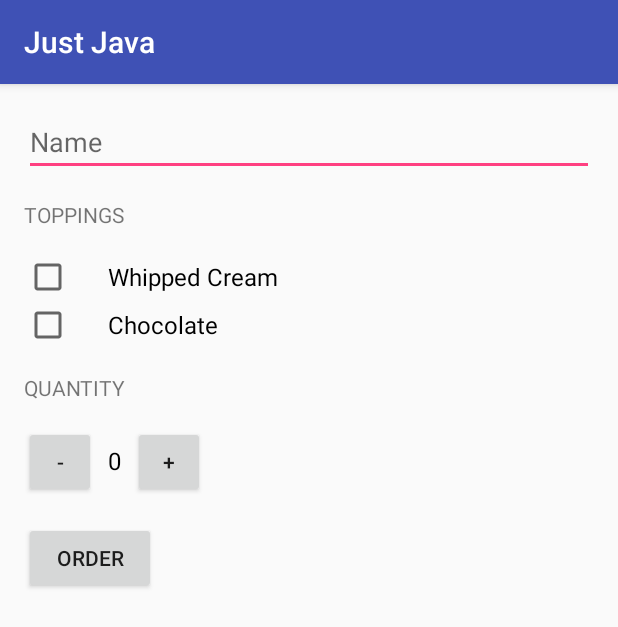
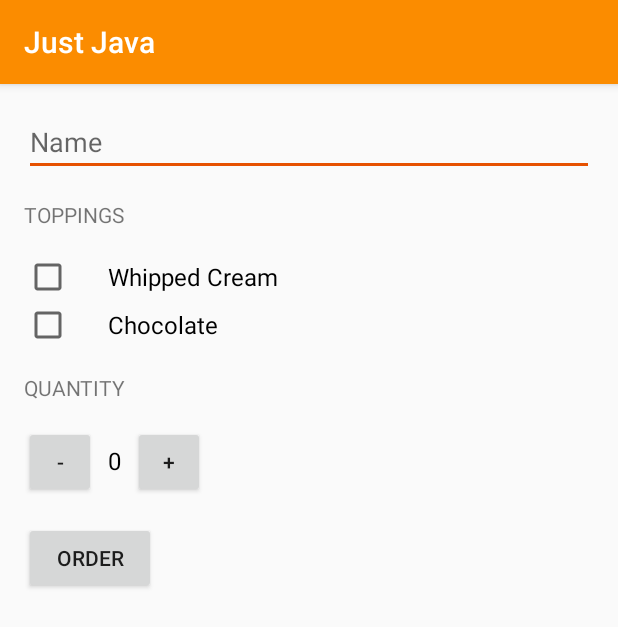
Before and after one commit to tr0lczyk/JustJava, an Android app: the screen it shows after launch (MainActivity), on a phone screen of 412 x 824 dp. Shown: the top 627 px of the screen. Run offline under Robolectric (Android 15) with nearby library versions, the phone set to English and light mode, and no system bars.

Commit message:
styling the Just Java app

```diff
--- a/app/src/main/res/values/styles.xml
+++ b/app/src/main/res/values/styles.xml
@@ -3,9 +3,9 @@
     <!-- Base application theme. -->
     <style name="AppTheme" parent="Theme.AppCompat.Light.DarkActionBar">
         <!-- Customize your theme here. -->
-        <item name="colorPrimary">@color/colorPrimary</item>
-        <item name="colorPrimaryDark">@color/colorPrimaryDark</item>
-        <item name="colorAccent">@color/colorAccent</item>
+        <item name="colorPrimary">#FB8C00</item>
+        <item name="colorPrimaryDark">#F57C00</item>
+        <item name="colorAccent">#E65100</item>
     </style>
 
 </resources>
```
